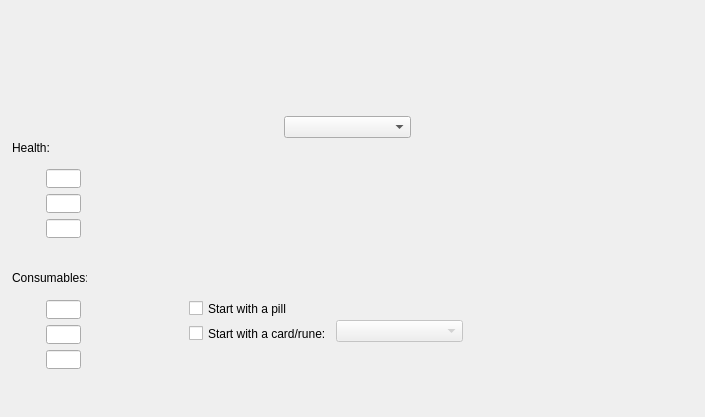
cptsnowball/Isaac-Character-Editor, file mainwindow.ui: the form before one commit.
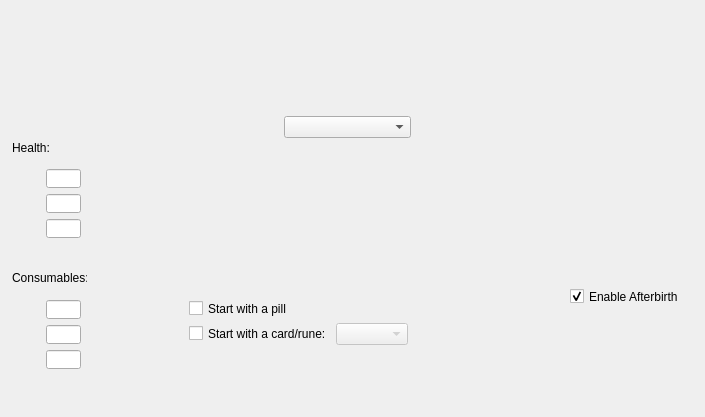
The form after the commit.

Diff of the .ui file:
```diff
--- a/mainwindow.ui
+++ b/mainwindow.ui
@@ -315,11 +315,14 @@
     <property name="geometry">
      <rect>
       <x>336</x>
-      <y>320</y>
-      <width>127</width>
+      <y>323</y>
+      <width>72</width>
       <height>22</height>
      </rect>
     </property>
+    <property name="sizeAdjustPolicy">
+     <enum>QComboBox::AdjustToContents</enum>
+    </property>
    </widget>
    <widget class="QLabel" name="cardImageLabel">
     <property name="geometry">
@@ -334,6 +337,22 @@
      <string/>
     </property>
    </widget>
+   <widget class="QCheckBox" name="afterbirthCheckBox">
+    <property name="geometry">
+     <rect>
+      <x>570</x>
+      <y>287</y>
+      <width>125</width>
+      <height>19</height>
+     </rect>
+    </property>
+    <property name="text">
+     <string>Enable Afterbirth</string>
+    </property>
+    <property name="checked">
+     <bool>true</bool>
+    </property>
+   </widget>
   </widget>
  </widget>
  <layoutdefault spacing="6" margin="11"/>
```
Left out of the diff: 34 changed lines with no effect on the pictures.
